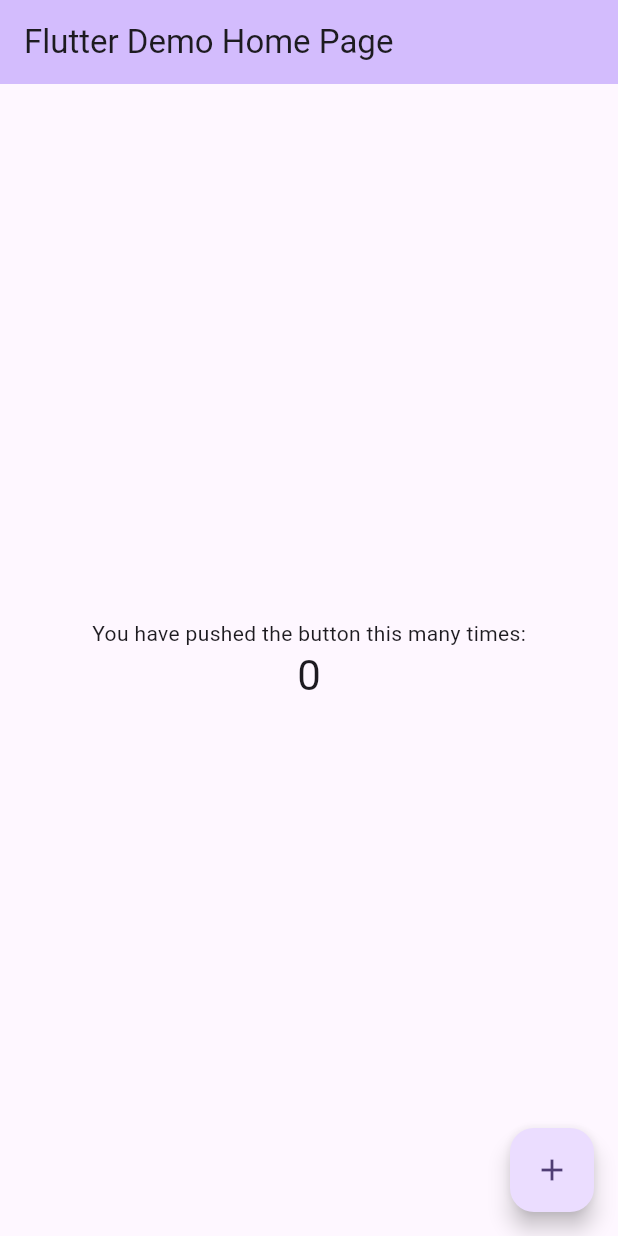
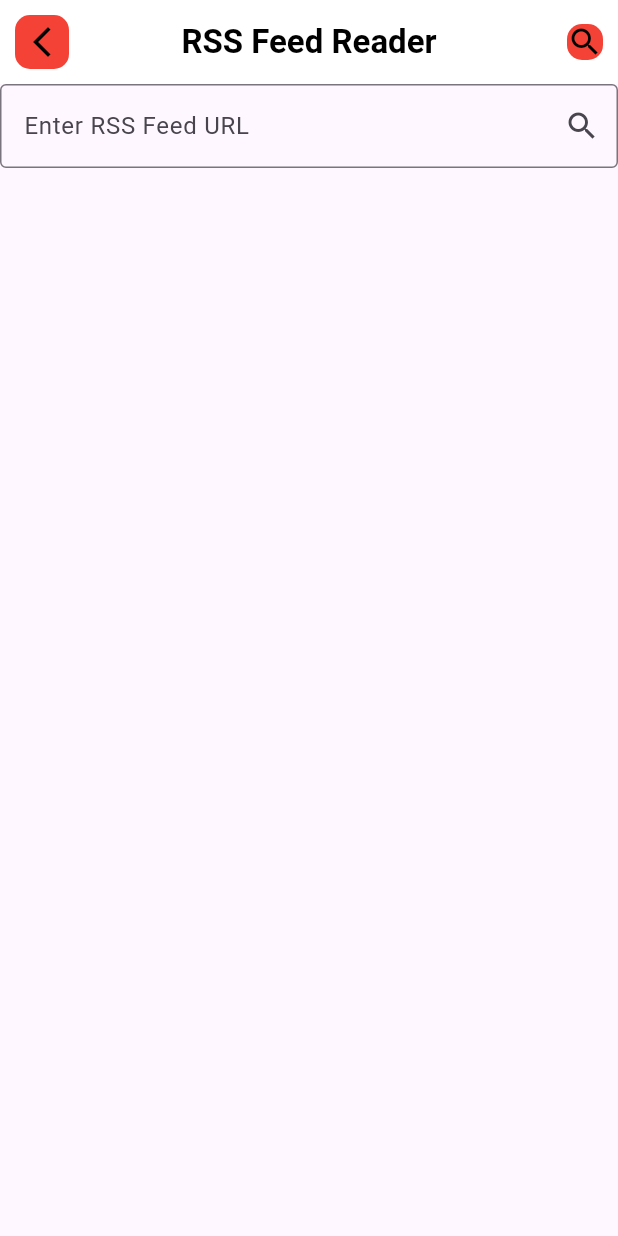
Before and after one commit to c-bv/rss_feed_reader_app, a Flutter app: the screen it shows after launch, on a phone screen of 412 x 824 dp. Run offline on Flutter 3.47's test engine with Material 3 defaults, Android fonts, the phone set to English and light mode, and no system bars.

Commit message:
Add home screen with RSS feed input

```diff
--- a/lib/main.dart
+++ b/lib/main.dart
@@ -1,4 +1,5 @@
 import 'package:flutter/material.dart';
+import 'package:rss_feed_reader_app/screens/home.dart';
 
 void main() {
   runApp(const MyApp());
@@ -6,120 +7,14 @@ void main() {
 
 class MyApp extends StatelessWidget {
   const MyApp({super.key});
-
-  // This widget is the root of your application.
   @override
   Widget build(BuildContext context) {
     return MaterialApp(
-      title: 'Flutter Demo',
-      theme: ThemeData(
-        // This is the theme of your application.
-        //
-        // TRY THIS: Try running your application with "flutter run". You'll see
-        // the application has a purple toolbar. Then, without quitting the app,
-        // try changing the seedColor in the colorScheme below to Colors.green
-        // and then invoke "hot reload" (save your changes or press the "hot
-        // reload" button in a Flutter-supported IDE, or press "r" if you used
-        // the command line to start the app).
-        //
-        // Notice that the counter didn't reset back to zero; the application
-        // state is not lost during the reload. To reset the state, use hot
-        // restart instead.
-        //
-        // This works for code too, not just values: Most code changes can be
-        // tested with just a hot reload.
-        colorScheme: ColorScheme.fromSeed(seedColor: Colors.deepPurple),
-        useMaterial3: true,
-      ),
-      home: const MyHomePage(title: 'Flutter Demo Home Page'),
+        debugShowCheckedModeBanner: false,
+        theme: ThemeData(
+          primarySwatch: Colors.blue,
+        ),
+        home: const HomePage()
     );
   }
 }
-
-class MyHomePage extends StatefulWidget {
-  const MyHomePage({super.key, required this.title});
-
-  // This widget is the home page of your application. It is stateful, meaning
-  // that it has a State object (defined below) that contains fields that affect
-  // how it looks.
-
-  // This class is the configuration for the state. It holds the values (in this
-  // case the title) provided by the parent (in this case the App widget) and
-  // used by the build method of the State. Fields in a Widget subclass are
-  // always marked "final".
-
-  final String title;
-
-  @override
-  State<MyHomePage> createState() => _MyHomePageState();
-}
-
-class _MyHomePageState extends State<MyHomePage> {
-  int _counter = 0;
-
-  void _incrementCounter() {
-    setState(() {
-      // This call to setState tells the Flutter framework that something has
-      // changed in this State, which causes it to rerun the build method below
-      // so that the display can reflect the updated values. If we changed
-      // _counter without calling setState(), then the build method would not be
-      // called again, and so nothing would appear to happen.
-      _counter++;
-    });
-  }
-
-  @override
-  Widget build(BuildContext context) {
-    // This method is rerun every time setState is called, for instance as done
-    // by the _incrementCounter method above.
-    //
-    // The Flutter framework has been optimized to make rerunning build methods
-    // fast, so that you can just rebuild anything that needs updating rather
-    // than having to individually change instances of widgets.
-    return Scaffold(
-      appBar: AppBar(
-        // TRY THIS: Try changing the color here to a specific color (to
-        // Colors.amber, perhaps?) and trigger a hot reload to see the AppBar
-        // change color while the other colors stay the same.
-        backgroundColor: Theme.of(context).colorScheme.inversePrimary,
-        // Here we take the value from the MyHomePage object that was created by
-        // the App.build method, and use it to set our appbar title.
-        title: Text(widget.title),
-      ),
-      body: Center(
-        // Center is a layout widget. It takes a single child and positions it
-        // in the middle of the parent.
-        child: Column(
-          // Column is also a layout widget. It takes a list of children and
-          // arranges them vertically. By default, it sizes itself to fit its
-          // children horizontally, and tries to be as tall as its parent.
-          //
-          // Column has various properties to control how it sizes itself and
-          // how it positions its children. Here we use mainAxisAlignment to
-          // center the children vertically; the main axis here is the vertical
-          // axis because Columns are vertical (the cross axis would be
-          // horizontal).
-          //
-          // TRY THIS: Invoke "debug painting" (choose the "Toggle Debug Paint"
-          // action in the IDE, or press "p" in the console), to see the
-          // wireframe for each widget.
-          mainAxisAlignment: MainAxisAlignment.center,
-          children: <Widget>[
-            const Text(
-              'You have pushed the button this many times:',
-            ),
-            Text(
-              '$_counter',
-              style: Theme.of(context).textTheme.headlineMedium,
-            ),
-          ],
-        ),
-      ),
-      floatingActionButton: FloatingActionButton(
-        onPressed: _incrementCounter,
-        tooltip: 'Increment',
-        child: const Icon(Icons.add),
-      ), // This trailing comma makes auto-formatting nicer for build methods.
-    );
-  }
-}
--- /dev/null
+++ b/lib/screens/home.dart
@@ -0,0 +1,70 @@
+import 'package:flutter/material.dart';
+
+class HomePage extends StatelessWidget {
+  const HomePage({super.key});
+
+  @override
+  Widget build(BuildContext context) {
+    return Scaffold(
+      appBar: appBar(),
+      body: Column(
+        children: [
+          TextField(
+            decoration: InputDecoration(
+              hintText: 'Enter RSS Feed URL',
+              border: OutlineInputBorder(),
+              suffixIcon: IconButton(
+                onPressed: () {},
+                icon: const Icon(Icons.search),
+              ),
+            ),
+          ),
+        ],
+      )
+    );
+  }
+
+  AppBar appBar() {
+    return AppBar(
+      title: const Text(
+        'RSS Feed Reader',
+        style: TextStyle(
+          color: Colors.black,
+          fontWeight: FontWeight.bold,
+        ),
+      ),
+      backgroundColor: Colors.white,
+      centerTitle: true,
+      leading: GestureDetector(
+        onTap: () {},
+        child: Container(
+          margin: const EdgeInsets.all(10),
+          decoration: BoxDecoration(
+            color: Colors.red,
+            borderRadius: BorderRadius.circular(10),
+          ),
+          child: const Icon(
+            Icons.arrow_back_ios_new,
+            color: Colors.black,
+          ),
+        ),
+      ),
+      actions: [
+        GestureDetector(
+          onTap: () {},
+          child: Container(
+            margin: const EdgeInsets.all(10),
+            decoration: BoxDecoration(
+              color: Colors.red,
+              borderRadius: BorderRadius.circular(10),
+            ),
+            child: const Icon(
+              Icons.search,
+              color: Colors.black,
+            ),
+          ),
+        ),
+      ],
+    );
+  }
+}
```
Also changed, not shown: pubspec.yaml (+5 -54 lines), pubspec.lock, 1 other file.
